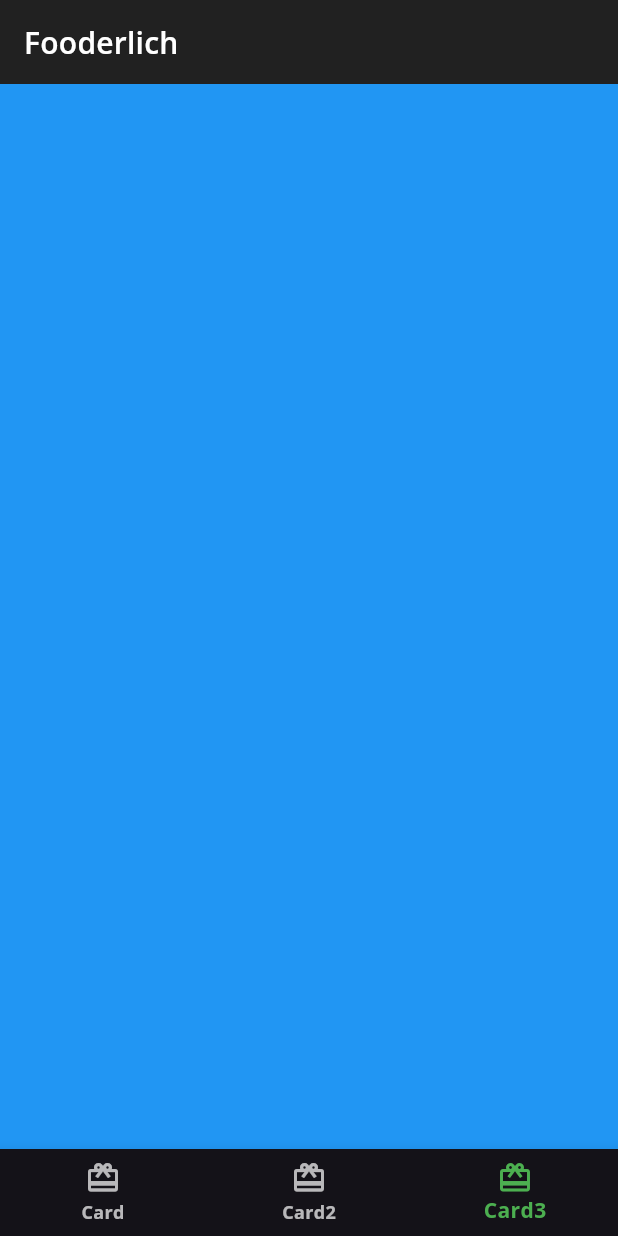
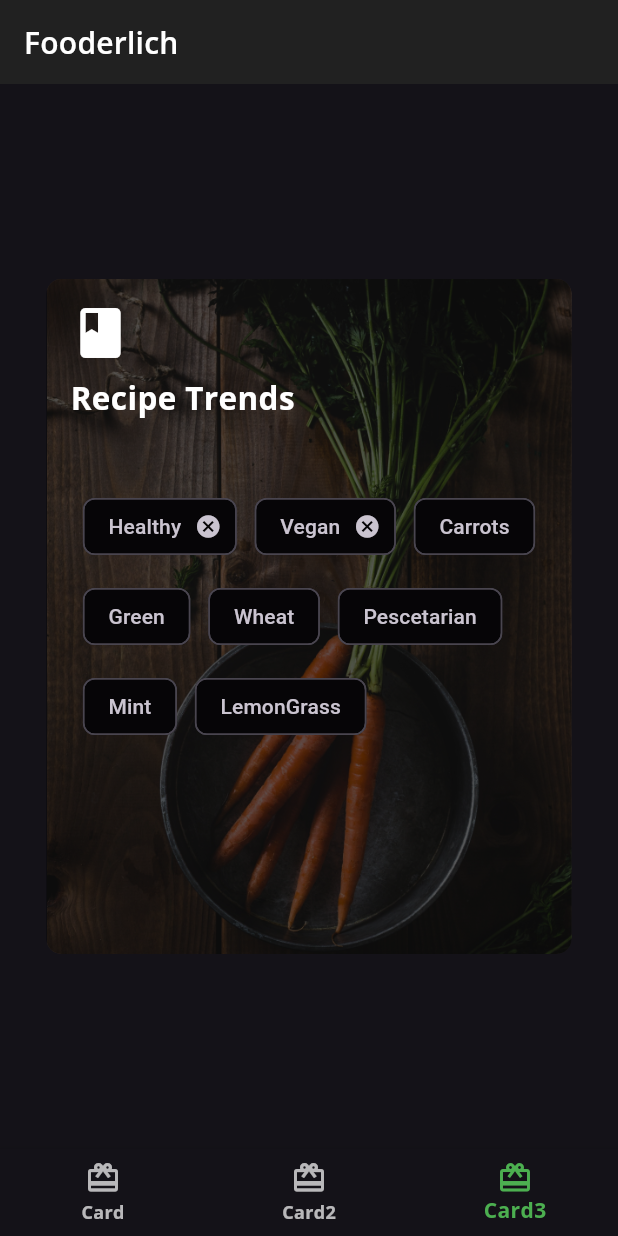
Before and after one commit to ravshanmacos/Fooderlich, a Flutter app: the screen it shows after launch, item 3 of the bottom bar chosen, on a phone screen of 412 x 824 dp. Run offline on Flutter 3.47's test engine with Material 3 defaults, Android fonts, the phone set to English and light mode, and no system bars; our stand-ins replace google_fonts.

Commit message:
final Touches and finishing Card3

```diff
--- /dev/null
+++ b/lib/card3.dart
@@ -0,0 +1,103 @@
+import 'dart:developer';
+import 'package:flutter/material.dart';
+import 'fooderlich_theme.dart';
+
+class Card3 extends StatelessWidget {
+  const Card3({super.key});
+
+  @override
+  Widget build(BuildContext context) {
+    return Center(
+      child: Container(
+        constraints: BoxConstraints.expand(width: 350, height: 450),
+        decoration: const BoxDecoration(
+          image: DecorationImage(image: AssetImage('assets/mag2.png'), fit: BoxFit.cover),
+          borderRadius: BorderRadius.all(Radius.circular(10.0))
+        ),
+        child: Stack(
+          children: [
+            // TODO: Add dark overlay BoxDecoration
+            Container(
+              decoration: BoxDecoration(
+                color: Colors.black.withOpacity(0.6),
+                borderRadius: const BorderRadius.all(Radius.circular(10.0))
+              )
+            ),
+
+            // TODO: Add container, column and icon
+            Container(
+              padding: const EdgeInsets.all(16),
+              child: Column(
+                crossAxisAlignment: CrossAxisAlignment.start,
+                children: [
+                  const Icon(Icons.book, color: Colors.white, size: 40),
+                  const SizedBox(height: 8),
+                  Text('Recipe Trends', style: FooderlichTheme.darkTextTheme.headlineMedium),
+                  const SizedBox(height: 30)
+                ],
+              )
+            ),
+
+            // TODO: Add center widget with Chip widget children
+            Center(
+              child: Wrap(
+                alignment: WrapAlignment.start,
+                spacing: 12,
+                runSpacing: 12,
+                children: [
+                  Chip(
+                    label: Text('Healthy', style: FooderlichTheme.darkTextTheme.bodyLarge),
+                    backgroundColor: Colors.black.withOpacity(0.7),
+                    onDeleted: () {
+                      log('Deleted');
+                    },
+                  ),
+
+                  Chip(
+                    label: Text('Vegan', style: FooderlichTheme.darkTextTheme.bodyLarge),
+                    backgroundColor: Colors.black.withOpacity(0.7),
+                    onDeleted: () {
+                      log('Deleted');
+                    },
+                  ),
+
+                  Chip(
+                    label: Text('Carrots', style: FooderlichTheme.darkTextTheme.bodyLarge),
+                    backgroundColor: Colors.black.withOpacity(0.7)
+                  ),
+
+                  Chip(
+                    label: Text('Green', style: FooderlichTheme.darkTextTheme.bodyLarge),
+                    backgroundColor: Colors.black.withOpacity(0.7)
+                  ),
+
+                  Chip(
+                    label: Text('Wheat', style: FooderlichTheme.darkTextTheme.bodyLarge),
+                    backgroundColor: Colors.black.withOpacity(0.7)
+                  ),
+
+                  Chip(
+                    label: Text('Pescetarian', style: FooderlichTheme.darkTextTheme.bodyLarge),
+                    backgroundColor: Colors.black.withOpacity(0.7)
+                  ),
+
+                  Chip(
+                    label: Text('Mint', style: FooderlichTheme.darkTextTheme.bodyLarge),
+                    backgroundColor: Colors.black.withOpacity(0.7)
+                  ),
+
+                  Chip(
+                    label: Text('LemonGrass', style: FooderlichTheme.darkTextTheme.bodyLarge),
+                    backgroundColor: Colors.black.withOpacity(0.7)
+                  ),
+
+
+                ]
+              )
+            )
+          ],
+        )
+      )
+    );
+  }
+}
--- a/lib/home.dart
+++ b/lib/home.dart
@@ -1,6 +1,7 @@
 import 'package:flutter/material.dart';
 import 'card1.dart';
 import 'card2.dart';
+import 'card3.dart';
 
 class Home extends StatefulWidget {
   const Home({super.key});
@@ -15,7 +16,7 @@ class HomeState extends State<Home> {
   static List<Widget> pages = <Widget>[
     const Card1(),
     const Card2(),
-    Container(color: Colors.blue),
+    const Card3(),
   ];
 
   void _onItemTapped(int index) {
```
